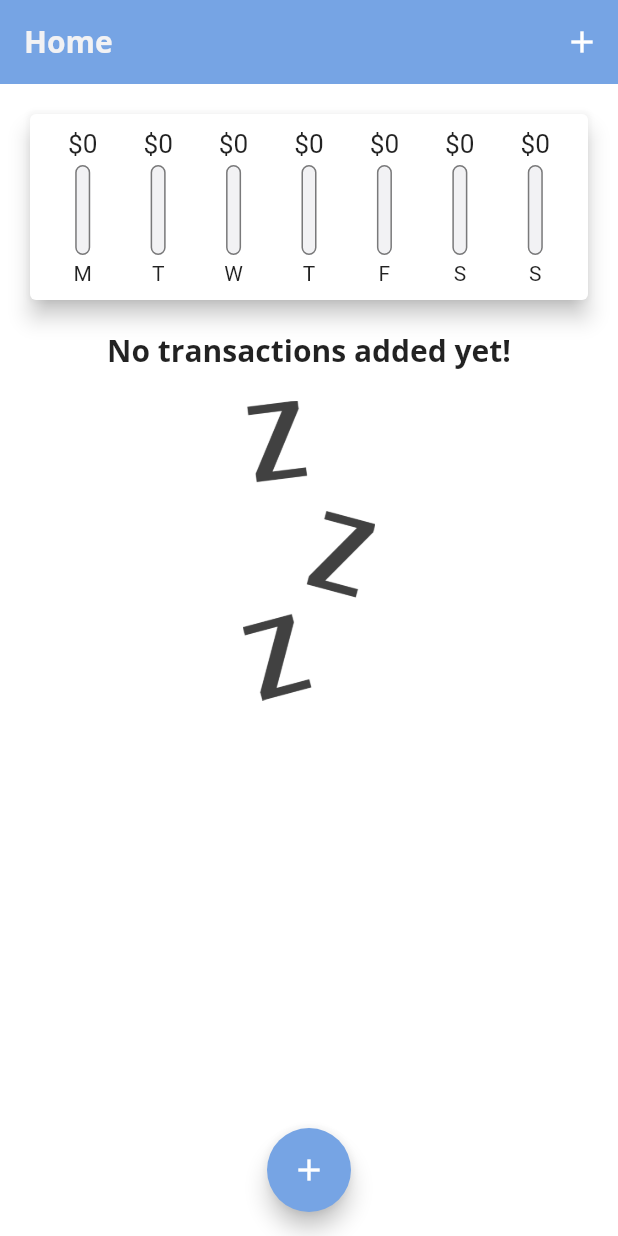
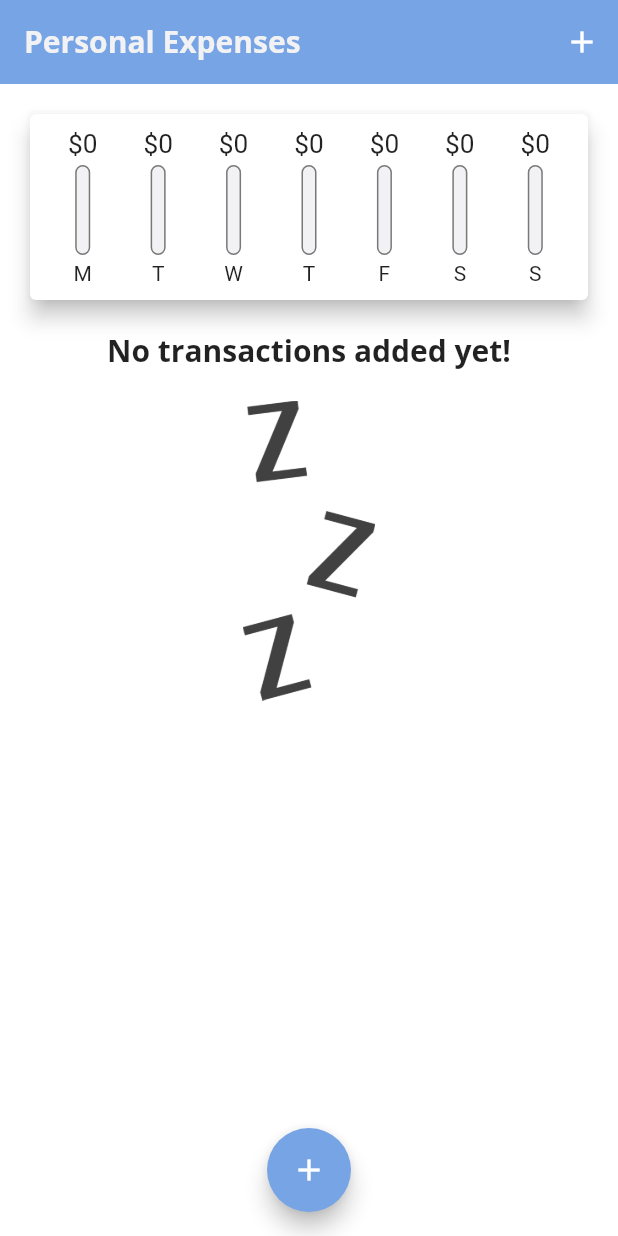
Before and after one commit to zawmorntwan/personal_expenses, a Flutter app: the screen it shows after launch, on a phone screen of 412 x 824 dp. Run offline on Flutter 3.47's test engine with Material 2 defaults, Android fonts, the phone set to English and light mode, and no system bars.

Commit message:
some updates

```diff
--- a/lib/main.dart
+++ b/lib/main.dart
@@ -55,12 +55,13 @@ class _HomePageState extends State<HomePage> {
     }).toList();
   }
 
-  void _addNewTransaction(String txTitle, double txAmount) {
+  void _addNewTransaction(
+      String txTitle, double txAmount, DateTime chosenDate) {
     final newTx = Transcation(
       id: DateTime.now().toString(),
       title: txTitle,
       amount: txAmount,
-      date: DateTime.now(),
+      date: chosenDate,
     );
 
     setState(() {
@@ -77,6 +78,13 @@ class _HomePageState extends State<HomePage> {
           child: NewTranscation(addTx: _addNewTransaction),
           behavior: HitTestBehavior.opaque,
         );
+      },
+    );
+  }
+
+  void _deleteTransaction(String id) {
+    setState(() {
+      _userTransactions.removeWhere((tx) => tx.id == id);
     });
   }
 
@@ -84,11 +92,15 @@ class _HomePageState extends State<HomePage> {
   Widget build(BuildContext context) {
     return Scaffold(
       appBar: AppBar(
-        title: Text('Home'),
+        title: Text(
+          'Personal Expenses',
+        ),
         actions: [
           IconButton(
             onPressed: () => _startAddNewTransaction(context),
-            icon: Icon(Icons.add),
+            icon: Icon(
+              Icons.add,
+            ),
           )
         ],
       ),
@@ -96,7 +108,7 @@ class _HomePageState extends State<HomePage> {
         child: Column(
           children: [
             Chart(_recentTransactions),
-            TransactionList(_userTransactions),
+            TransactionList(_userTransactions, _deleteTransaction),
           ],
         ),
       ),
--- a/lib/theme.dart
+++ b/lib/theme.dart
@@ -4,6 +4,7 @@ import 'package:flutter_complete_guide/constants.dart';
 ThemeData getThemeData() {
   return ThemeData(
     // primaryColor: primaryColor,
+    errorColor: warnningColor,
     // Font
     fontFamily: 'Quicksand',
 
@@ -16,6 +17,12 @@ ThemeData getThemeData() {
           ),
           titleLarge: TextStyle(
             fontFamily: 'OpenSans',
+            fontWeight: FontWeight.bold,
+            fontSize: 20,
+          ),
+          bodyLarge: TextStyle(
+            fontFamily: 'OpenSans',
+            color: primaryColor,
             fontWeight: FontWeight.bold,
             fontSize: 20,
           ),
--- a/lib/widgets/chart.dart
+++ b/lib/widgets/chart.dart
@@ -1,4 +1,5 @@
 import 'package:flutter/material.dart';
+import 'package:flutter_complete_guide/constants.dart';
 import 'package:flutter_complete_guide/widgets/chart_bar.dart';
 import 'package:intl/intl.dart';
 import '../models/transaction.dart';
@@ -44,6 +45,7 @@ class Chart extends StatelessWidget {
   Widget build(BuildContext context) {
     print(groupedTransactionValues.toString());
     return Card(
+
       elevation: 6,
       margin: EdgeInsets.all(20),
       child: Padding(
--- a/lib/widgets/transaction_list.dart
+++ b/lib/widgets/transaction_list.dart
@@ -6,13 +6,14 @@ import '../constants.dart';
 
 class TransactionList extends StatelessWidget {
   final List<Transcation> transactions;
+  final Function deleteTransaction;
 
-  TransactionList(this.transactions);
+  TransactionList(this.transactions, this.deleteTransaction);
 
   @override
   Widget build(BuildContext context) {
     return Container(
-      height: 520,
+      height: 570,
       child: transactions.isEmpty
           ? Column(
               children: [
@@ -61,7 +62,14 @@ class TransactionList extends StatelessWidget {
                       ),
                       style: TextStyle(color: secondaryColor),
                     ),
-                    // trailing: ,
+                    trailing: IconButton(
+                      icon: Icon(
+                        Icons.delete_outline,
+                        color: Theme.of(context).errorColor,
+                      ),
+                      onPressed: () =>
+                          deleteTransaction(transactions[index].id),
+                    ),
                   ),
                 );
               },
```
Also changed, not shown: lib/widgets/new_transaction.dart (+12 -2 lines). Lines whose indentation alone changed are shown as unchanged.
